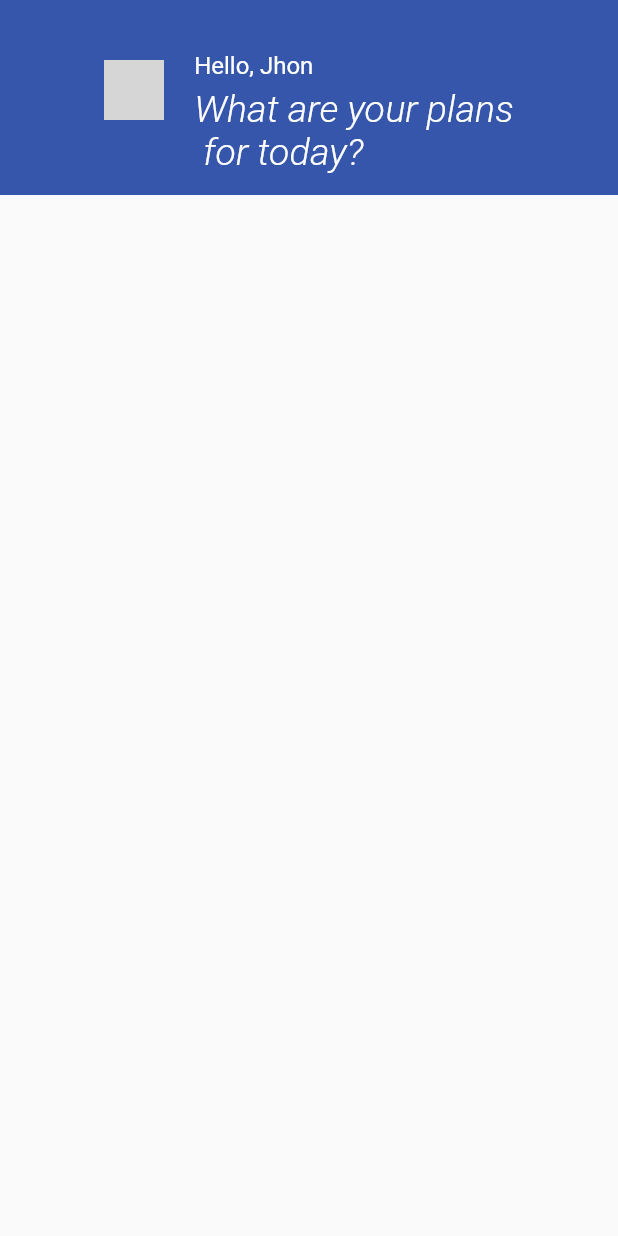
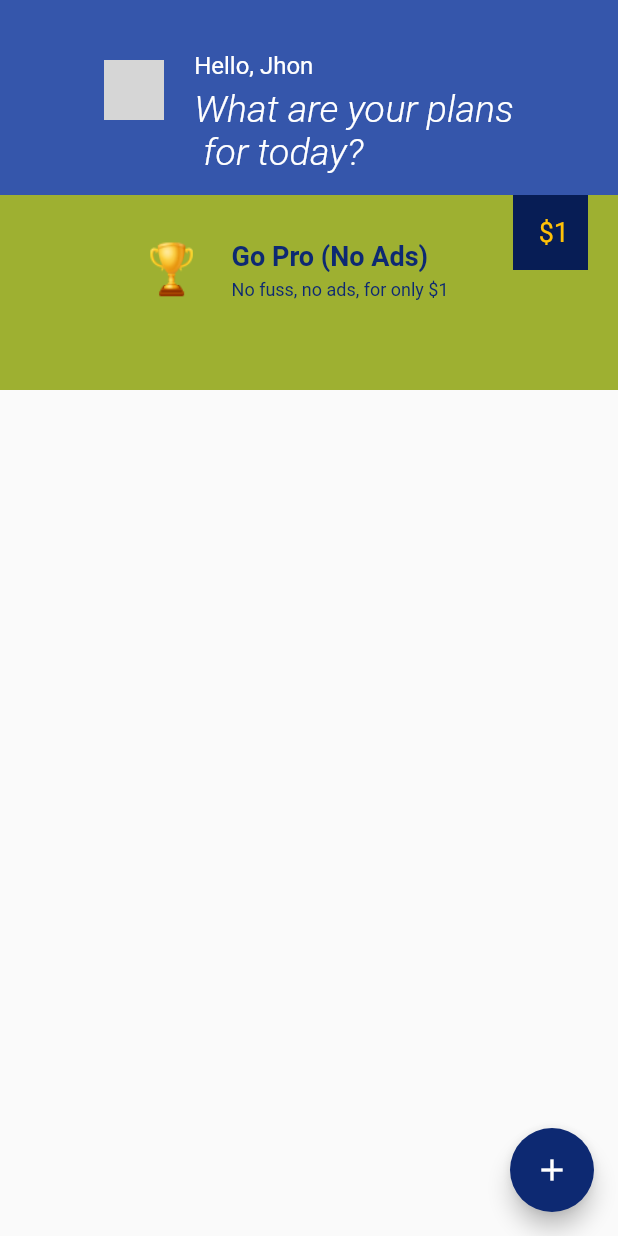
Before and after one commit to maneesha14w/shortpoint_demo, a Flutter app: the screen it shows after launch, on a phone screen of 412 x 824 dp. Run offline on Flutter 3.47's test engine with Material 2 defaults, Android fonts, the phone set to English and light mode, and no system bars; our stand-ins replace google_fonts; grey boxes are pictures that could not be loaded.

Commit message:
added pro tab

```diff
--- /dev/null
+++ b/lib/core/components/go_pro_section.dart
@@ -0,0 +1,75 @@
+import '../../theme/palette.dart';
+import 'package:flutter/material.dart';
+
+class GoProSectionWidget extends StatelessWidget {
+  const GoProSectionWidget({
+    super.key,
+  });
+
+  @override
+  Widget build(BuildContext context) {
+    return Container(
+      color: Palette.customGreen,
+      width: double.infinity,
+      height: 130,
+      child: Row(
+        mainAxisAlignment: MainAxisAlignment.end,
+        crossAxisAlignment: CrossAxisAlignment.start,
+        children: [
+          const Padding(
+            padding: EdgeInsets.only(top: 30.0, left: 60),
+            child: Row(
+                mainAxisAlignment: MainAxisAlignment.start,
+                crossAxisAlignment: CrossAxisAlignment.start,
+                children: [
+                  CircleAvatar(
+                    backgroundImage: AssetImage('assets/images/trophy.png'),
+                    backgroundColor: Colors.transparent,
+                  ),
+                  SizedBox(
+                    width: 20,
+                  ),
+                  Padding(
+                    padding: EdgeInsets.only(bottom: 60.0),
+                    child: Column(
+                      mainAxisAlignment: MainAxisAlignment.center,
+                      crossAxisAlignment: CrossAxisAlignment.start,
+                      children: [
+                        Text(
+                          "Go Pro (No Ads)",
+                          style: Palette.textStyleNormalBlue,
+                        ),
+                        SizedBox(
+                          height: 5.0,
+                        ),
+                        Text(
+                          "No fuss, no ads, for only \$1 ",
+                          style: Palette.textStyleSubtextBlue,
+                        )
+                      ],
+                    ),
+                  ),
+                ]),
+          ),
+          const SizedBox(
+            width: 40,
+          ),
+          Padding(
+            padding: const EdgeInsets.only(right: 20.0),
+            child: Container(
+              width: 50,
+              height: 50,
+              color: Palette.customBlack,
+              child: const Center(
+                child: Text(
+                  " \$1",
+                  style: Palette.textStyleSubtextYellow,
+                ),
+              ),
+            ),
+          ),
+        ],
+      ),
+    );
+  }
+}
--- /dev/null
+++ b/lib/core/components/greetings_appbar.dart
@@ -0,0 +1,51 @@
+import '../../theme/palette.dart';
+import 'package:flutter/material.dart';
+
+class GreetingAppBarWidget extends StatelessWidget {
+  const GreetingAppBarWidget({
+    super.key,
+  });
+
+  @override
+  Widget build(BuildContext context) {
+    return Container(
+      color: Palette.lightBlue,
+      width: double.infinity,
+      height: 130,
+      child: const Padding(
+        padding: EdgeInsets.only(top: 20.0),
+        child: Row(
+            mainAxisAlignment: MainAxisAlignment.center,
+            crossAxisAlignment: CrossAxisAlignment.start,
+            children: [
+              Padding(
+                padding: EdgeInsets.only(top: 20),
+                child: CircleAvatar(
+                  backgroundImage: AssetImage('assets/images/pfp.png'),
+                ),
+              ),
+              SizedBox(
+                width: 20,
+              ),
+              Column(
+                mainAxisAlignment: MainAxisAlignment.center,
+                crossAxisAlignment: CrossAxisAlignment.start,
+                children: [
+                  Text(
+                    "Hello, Jhon",
+                    style: Palette.textStyleNormal,
+                  ),
+                  SizedBox(
+                    height: 5.0,
+                  ),
+                  Text(
+                    'What are your plans\n for today?',
+                    style: Palette.textStyleItalic,
+                  )
+                ],
+              )
+            ]),
+      ),
+    );
+  }
+}
--- a/lib/features/Home/home.dart
+++ b/lib/features/Home/home.dart
@@ -1,5 +1,7 @@
 import 'package:flutter/material.dart';
-import '../../theme/palette.dart';
+import 'package:shortpoint_demo/theme/palette.dart';
+import '../../core/components/greetings_appbar.dart';
+import '../../core/components/go_pro_section.dart';
 
 class HomePage extends StatelessWidget {
   const HomePage({super.key});
@@ -7,47 +9,17 @@ class HomePage extends StatelessWidget {
   @override
   Widget build(BuildContext context) {
     return Scaffold(
-      body: Column(children: [
-        Container(
-          color: Palette.lightBlue,
-          width: double.infinity,
-          height: 130,
-          child: const Padding(
-            padding: EdgeInsets.only(top: 20.0),
-            child: Row(
-                mainAxisAlignment: MainAxisAlignment.center,
-                crossAxisAlignment: CrossAxisAlignment.start,
-                children: [
-                  Padding(
-                    padding: EdgeInsets.only(top: 20),
-                    child: CircleAvatar(
-                      backgroundImage: AssetImage('assets/images/pfp.png'),
-                    ),
-                  ),
-                  SizedBox(
-                    width: 20,
-                  ),
-                  Column(
-                    mainAxisAlignment: MainAxisAlignment.center,
-                    crossAxisAlignment: CrossAxisAlignment.start,
-                    children: [
-                      Text(
-                        "Hello, Jhon",
-                        style: Palette.textStyleNormal,
-                      ),
-                      SizedBox(
-                        height: 5.0,
-                      ),
-                      Text(
-                        'What are your plans\n for today?',
-                        style: Palette.textStyleItalic,
-                      )
-                    ],
-                  )
-                ]),
-          ),
-        )
+      floatingActionButton: FloatingActionButton(
+        onPressed: createTodo(),
+        backgroundColor: Palette.darkBlue,
+        child: const Icon(Icons.add),
+      ),
+      body: const Column(children: [
+        GreetingAppBarWidget(),
+        GoProSectionWidget(),
       ]),
     );
   }
+
+  createTodo() {}
 }
--- a/lib/theme/palette.dart
+++ b/lib/theme/palette.dart
@@ -14,6 +14,21 @@ class Palette {
     fontSize: 16.0,
   );
 
+  static const textStyleNormalBlue =
+      TextStyle(color: darkBlue, fontSize: 18.0, fontWeight: FontWeight.bold);
+
+  static const textStyleSubtextBlue = TextStyle(
+    color: darkBlue,
+    fontWeight: FontWeight.w100,
+    fontSize: 12.0,
+  );
+
+  static const textStyleSubtextYellow = TextStyle(
+    color: Colors.amber,
+    fontWeight: FontWeight.w100,
+    fontSize: 18.0,
+  );
+
   static const textStyleItalic = TextStyle(
       color: Colors.white,
       fontStyle: FontStyle.italic,
--- a/pubspec.yaml
+++ b/pubspec.yaml
@@ -35,6 +35,7 @@ dependencies:
   # Use with the CupertinoIcons class for iOS style icons.
   cupertino_icons: ^1.0.2
   google_fonts: ^6.1.0
+  provider: ^6.0.5
 
 dev_dependencies:
   flutter_test:
```
Also changed, not shown: assets/images/trophy.png (added), pubspec.lock.
